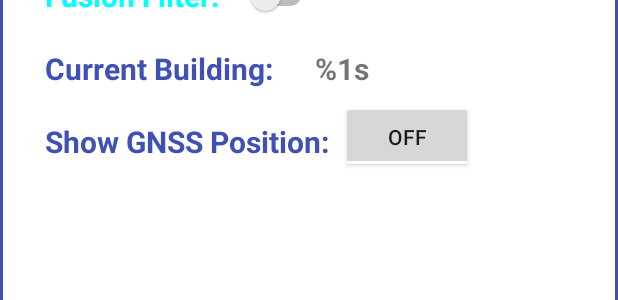
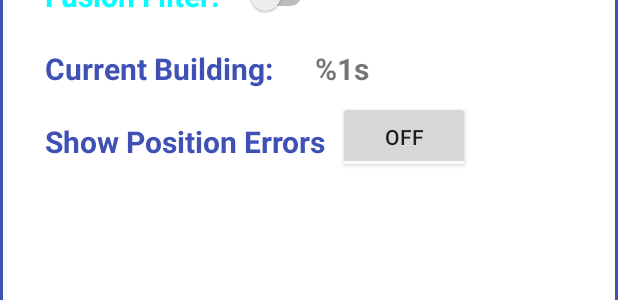
Before and after one commit to Thomas-Deppe/PositionMe, an Android app: the layout recording_bottom_sheet.xml on its own in the app's theme, with its tools: preview values and no code run, on a phone screen of 412 x 824 dp. Shown: the part 279-579 px from the top of the screen. Run offline under Robolectric (Android 15) with nearby library versions, the phone set to English and light mode, and no system bars.

Commit message:
2 new UI classes debugged and working

```diff
--- a/app/src/main/java/com/openpositioning/PositionMe/fragments/StartLocationFragment.java
+++ b/app/src/main/java/com/openpositioning/PositionMe/fragments/StartLocationFragment.java
@@ -222,7 +222,7 @@ public class StartLocationFragment extends Fragment implements Observer{
 
     @Override
     public void updateServer(Object[] objList) {
-        if (objList == null || objList[0] == null) return;
+        if (objList[0] == null) return;
 
         JSONObject wifiResponse = (JSONObject) objList[0];
 
--- a/app/src/main/java/com/openpositioning/PositionMe/sensors/SensorFusion.java
+++ b/app/src/main/java/com/openpositioning/PositionMe/sensors/SensorFusion.java
@@ -437,7 +437,7 @@ public class SensorFusion implements SensorEventListener, Observer {
         }
     }
 
-    public void addFusionTagTraj(LatLng fusion_position){
+    public void addTagFusionTraj(LatLng fusion_position){
         if(saveRecording) {
             trajectory.addGnssData(Traj.GNSS_Sample.newBuilder()
                     .setAltitude(getElevation())
--- a/app/src/main/res/layout/fragment_recording.xml
+++ b/app/src/main/res/layout/fragment_recording.xml
@@ -281,8 +281,8 @@
                     android:id="@+id/legend_fused"
                     android:layout_width="70dp"
                     android:layout_height="18dp"
+                    android:layout_marginTop="4dp"
                     android:layout_marginEnd="8dp"
-                    android:layout_marginTop="4dp"
                     android:text="@string/fusion"
                     android:textColor="@color/LightYellow"
                     android:textSize="16sp"
--- a/app/src/main/res/layout/recording_bottom_sheet.xml
+++ b/app/src/main/res/layout/recording_bottom_sheet.xml
@@ -155,7 +155,7 @@
             android:id="@+id/textView2"
             android:layout_width="wrap_content"
             android:layout_height="wrap_content"
-            android:text="@string/show_GNSS"
+            android:text="@string/show_error"
             android:textAlignment="viewStart"
             android:textColor="@color/pastelBlue"
             android:padding="8dp"
@@ -181,15 +181,15 @@
             android:id="@+id/error_title"
             android:layout_width="wrap_content"
             android:layout_height="wrap_content"
+            android:layout_marginStart="50dp"
+            android:layout_marginTop="5dp"
+            android:padding="8dp"
             android:text="@string/error_title"
             android:textAlignment="viewStart"
             android:textColor="@color/pastelBlue"
-            android:padding="8dp"
+            android:textSize="16sp"
             android:textStyle="bold"
-            android:layout_marginStart="95dp"
-            android:layout_marginTop="5dp"
-            android:textSize="16sp"
-            android:visibility="gone"/>
+            android:visibility="gone" />
 
     </LinearLayout>
 
--- a/app/src/main/res/values/strings.xml
+++ b/app/src/main/res/values/strings.xml
@@ -84,9 +84,11 @@
     <string name="display_gnss">Display GNSS:  \t</string>
     <string name="display_kalman">Fusion Filter: \t</string>
     <string name="error_pdr">PDR error:\t \t</string>
-    <string name="error_wifi">Wifi error:\t \t</string>
-    <string name="error_gnss">GNSS error:</string>
-    <string name="error_title">\t Fusion Algorithm (Ground Truth) </string>
+    <string name="error_wifi">Wifi error: \t \t</string>
+    <string name="error_gnss">GNSS error: </string>
+    <string name="error_title">Fusion Algorithm (Ground Truth) </string>
+    <string name="show_error">Show Position Errors</string>
+
 
 
     <!-- Units only -->
```
Also changed, not shown: app/src/main/java/com/openpositioning/PositionMe/TrajectoryDisplay.java (+27 -8 lines), app/src/main/java/com/openpositioning/PositionMe/UIelements.java (+46 -61 lines), app/src/main/java/com/openpositioning/PositionMe/fragments/RecordingFragment.java (+10 -56 lines).
